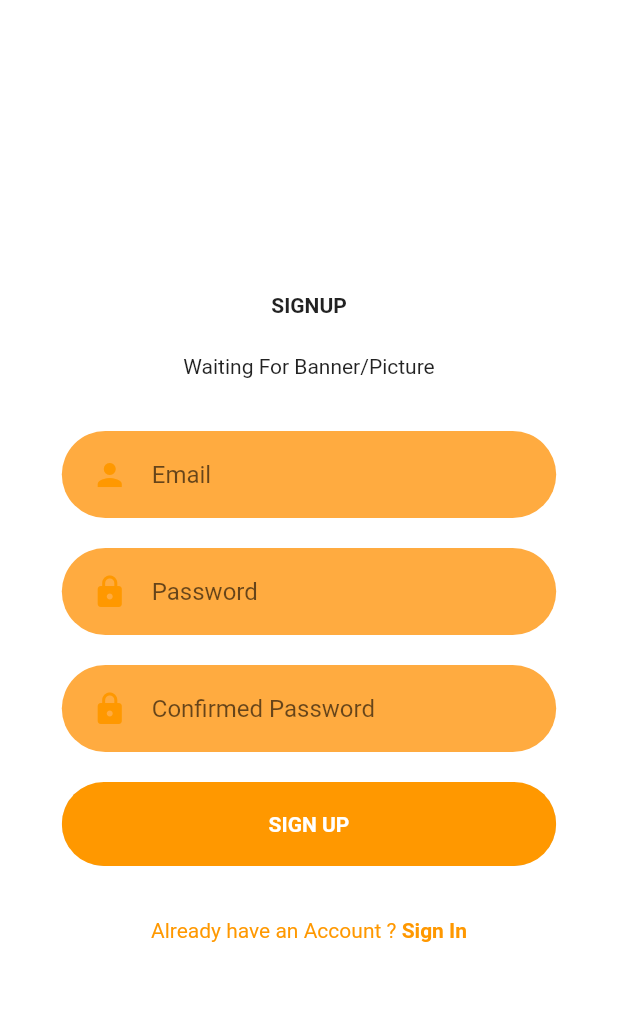
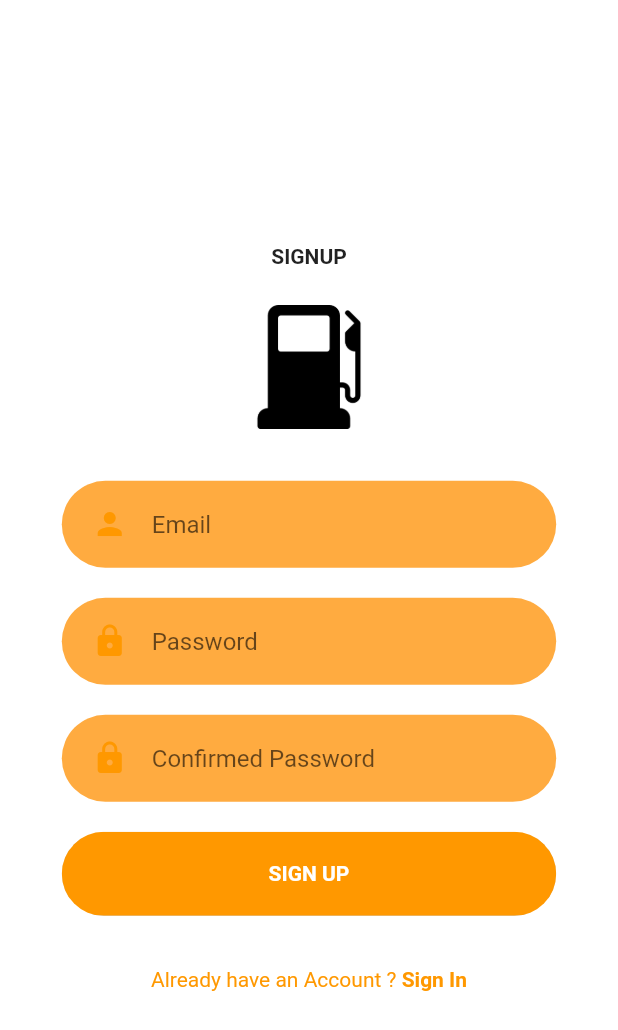
Before and after one commit to palm11695/itcs424-term-project-gr1s2, a Flutter app: the screen it shows after launch, after a tap on "SIGN UP", on a phone screen of 412 x 824 dp. Shown: the top 1030 px of the screen. Run offline on Flutter 3.47's test engine with Material 2 defaults, Android fonts, the phone set to English and light mode, and no system bars; our stand-ins replace cloud_firestore, firebase_auth, firebase_core, form_field_validator, google_maps_flutter; accounts and stored records are empty.

Commit message:
feat: finished redesign

```diff
--- a/ha_pump/lib/pages/login/login_screen.dart
+++ b/ha_pump/lib/pages/login/login_screen.dart
@@ -38,7 +38,10 @@ class _LoginScreenState extends State<LoginScreen> {
                           style: TextStyle(fontWeight: FontWeight.bold),
                         ),
                         SizedBox(height: size.height * 0.03),
-                        const Text("Waiting For Banner/Picture"),
+                        const Text(
+                          "Login with your Registered email",
+                          style: TextStyle(letterSpacing: 0.5),
+                        ),
                         SizedBox(height: size.height * 0.03),
                         Form(
                           key: formKey,
--- a/ha_pump/lib/pages/signup/signup_screen.dart
+++ b/ha_pump/lib/pages/signup/signup_screen.dart
@@ -38,7 +38,10 @@ class _SignUpScreenState extends State<SignUpScreen> {
                           style: TextStyle(fontWeight: FontWeight.bold),
                         ),
                         SizedBox(height: size.height * 0.03),
-                        const Text("Waiting For Banner/Picture"),
+                        Image(
+                            height: size.height * 0.1,
+                            image: const AssetImage(
+                                'assets/images/gas-station.png')),
                         SizedBox(height: size.height * 0.03),
                         Form(
                           key: formKey,
--- a/ha_pump/lib/pages/welcome/welcom_screen.dart
+++ b/ha_pump/lib/pages/welcome/welcom_screen.dart
@@ -19,12 +19,13 @@ class WelcomeScreen extends StatelessWidget {
                 "WELCOME TO HA PUMP",
                 style: TextStyle(fontWeight: FontWeight.bold),
               ),
-              SizedBox(height: size.height * 0.05),
-              // SvgPicture.asset(
-              //   "assets/icons/chat.svg",
-              //   height: size.height * 0.45,
-              // ),
-              SizedBox(height: size.height * 0.05),
+              SizedBox(height: size.height * 0.02),
+              const Text("Gas Stations Finder",
+                  style: TextStyle(
+                    fontWeight: FontWeight.w600,
+                    letterSpacing: 3,
+                  )),
+              SizedBox(height: size.height * 0.08),
               const RoundedButton(text: "LOGIN", route: '/login'),
               const RoundedButton(
                 text: "SIGN UP",
--- a/ha_pump/pubspec.yaml
+++ b/ha_pump/pubspec.yaml
@@ -70,8 +70,8 @@ flutter:
 
   # To add assets to your application, add an assets section, like this:
   assets:
-    # - assets/images/
-    - assets/icons/
+    - assets/images/
+    # - assets/icons/
 
   # An image asset can refer to one or more resolution-specific "variants", see
   # https://flutter.dev/assets-and-images/#resolution-aware.
```
Also changed, not shown: ha_pump/assets/icons/chat.svg (deleted), ha_pump/assets/icons/facebook.svg (deleted), ha_pump/assets/icons/google-plus.svg (deleted), ha_pump/assets/icons/login.svg (deleted), ha_pump/assets/icons/signup.svg (deleted), ha_pump/assets/icons/twitter.svg (deleted), ha_pump/assets/images/gas-station.png (added).
